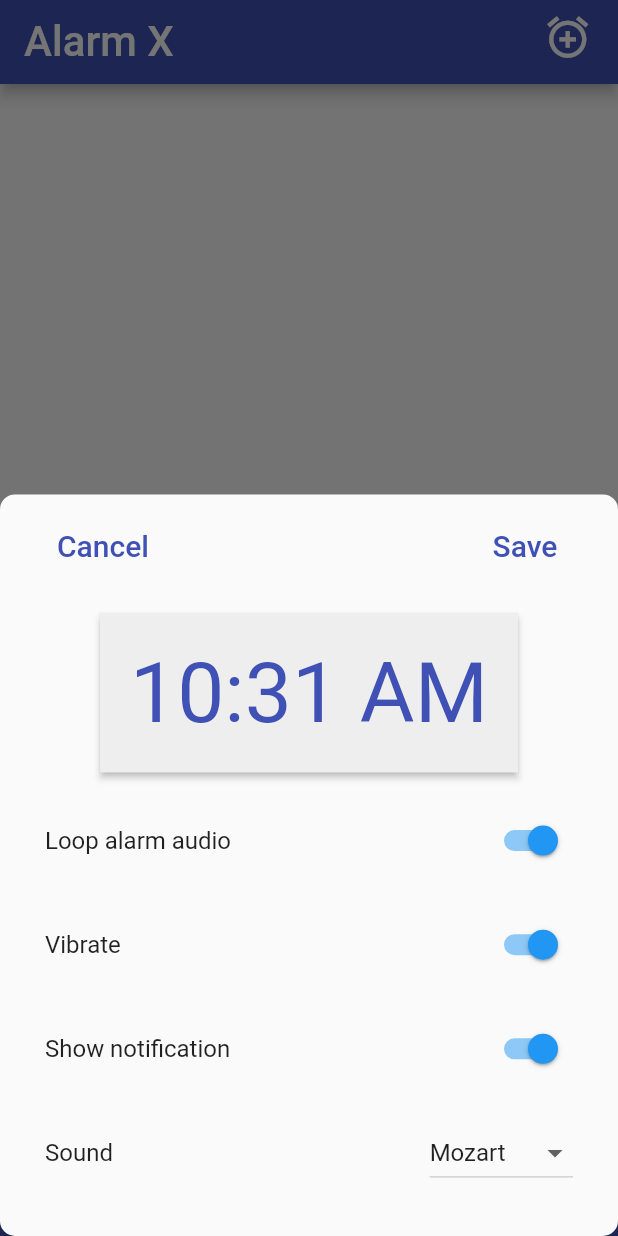
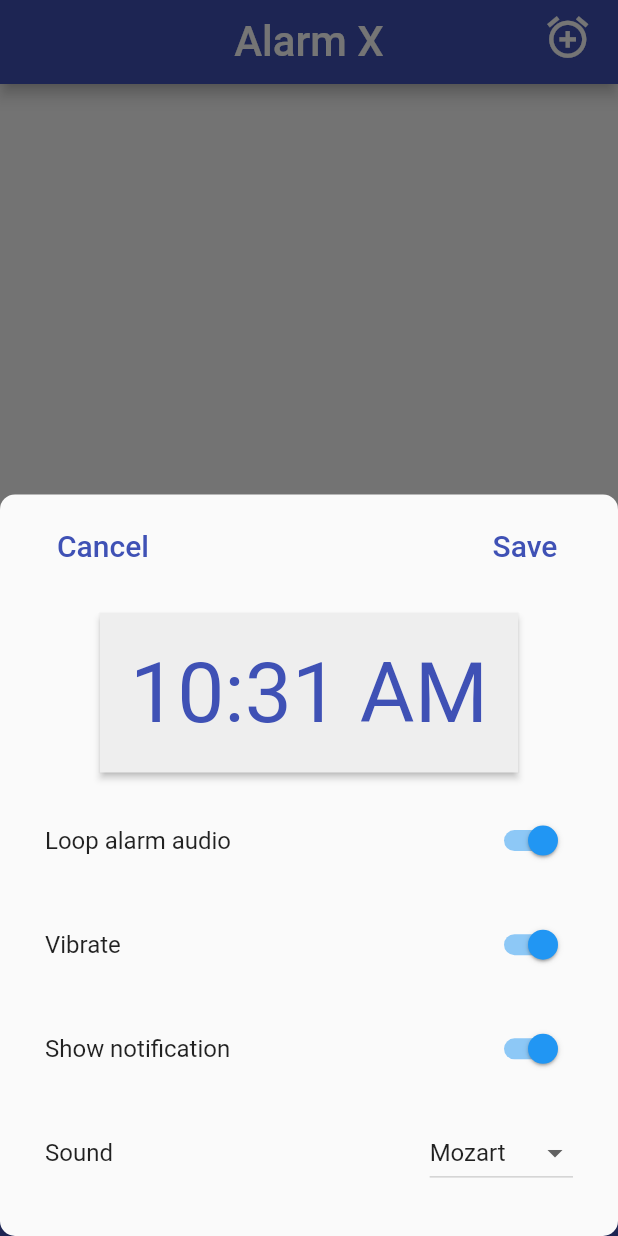
Before and after one commit to manoj1749/alarm_x, a Flutter app: the screen it shows after launch, after a tap on "Continue", after a tap on the "alarm add" icon, on a phone screen of 412 x 824 dp. Run offline on Flutter 3.47's test engine with Material 2 defaults, Android fonts, the phone set to English and light mode, and no system bars; our stand-ins replace firebase_core, flutter_local_notifications, shared_preferences; missing offline and left inert: alarm, sa_v1_migration; accounts and stored records are empty; network calls fail; statements that could not run were skipped.

Commit message:
minor refactoring done

```diff
--- a/lib/screens/home.dart
+++ b/lib/screens/home.dart
@@ -78,6 +78,7 @@ class _HomePageState extends State<HomePage> {
   Widget build(BuildContext context) {
     return Scaffold(
         appBar: AppBar(
+          centerTitle: true,
           backgroundColor: Colors.indigo.shade500,
           title: selectedPageIndex == 0
               ? const Text(
@@ -91,7 +92,7 @@ class _HomePageState extends State<HomePage> {
                     )
                   : selectedPageIndex == 2
                       ? const Text(
-                          'Settings',
+                          'Profile settings',
                           style: TextStyle(fontSize: 28),
                         )
                       : null,
@@ -183,7 +184,7 @@ class _HomePageState extends State<HomePage> {
             : selectedIndex == 1
                 ? const GroupAlarms()
                 : selectedIndex == 2
-                    ? const Settings()
+                    ? Settings()
                     : null,
         floatingActionButtonLocation: FloatingActionButtonLocation.centerDocked,
         bottomNavigationBar: BottomNavigationBar(
@@ -208,7 +209,7 @@ class _HomePageState extends State<HomePage> {
             ),
             const BottomNavigationBarItem(
               icon: Icon(Icons.settings),
-              label: 'Settings',
+              label: 'Profile',
             ),
           ],
         ));
```
Also changed, not shown: lib/screens/settings.dart (+18 -8 lines).
